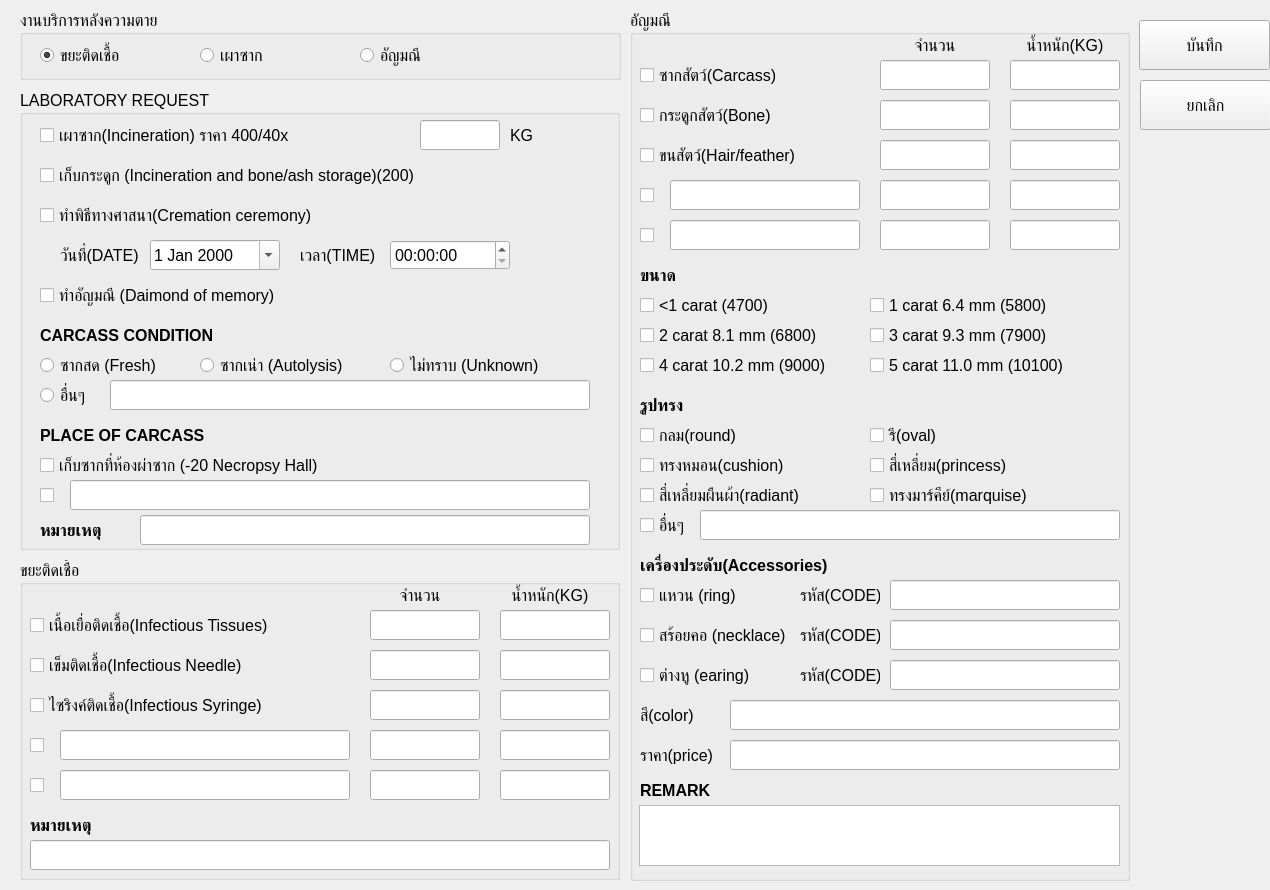
First picture: the form in UI/after_death.ui, repository MYSitthichat/CVDTT_CM, before the edit.
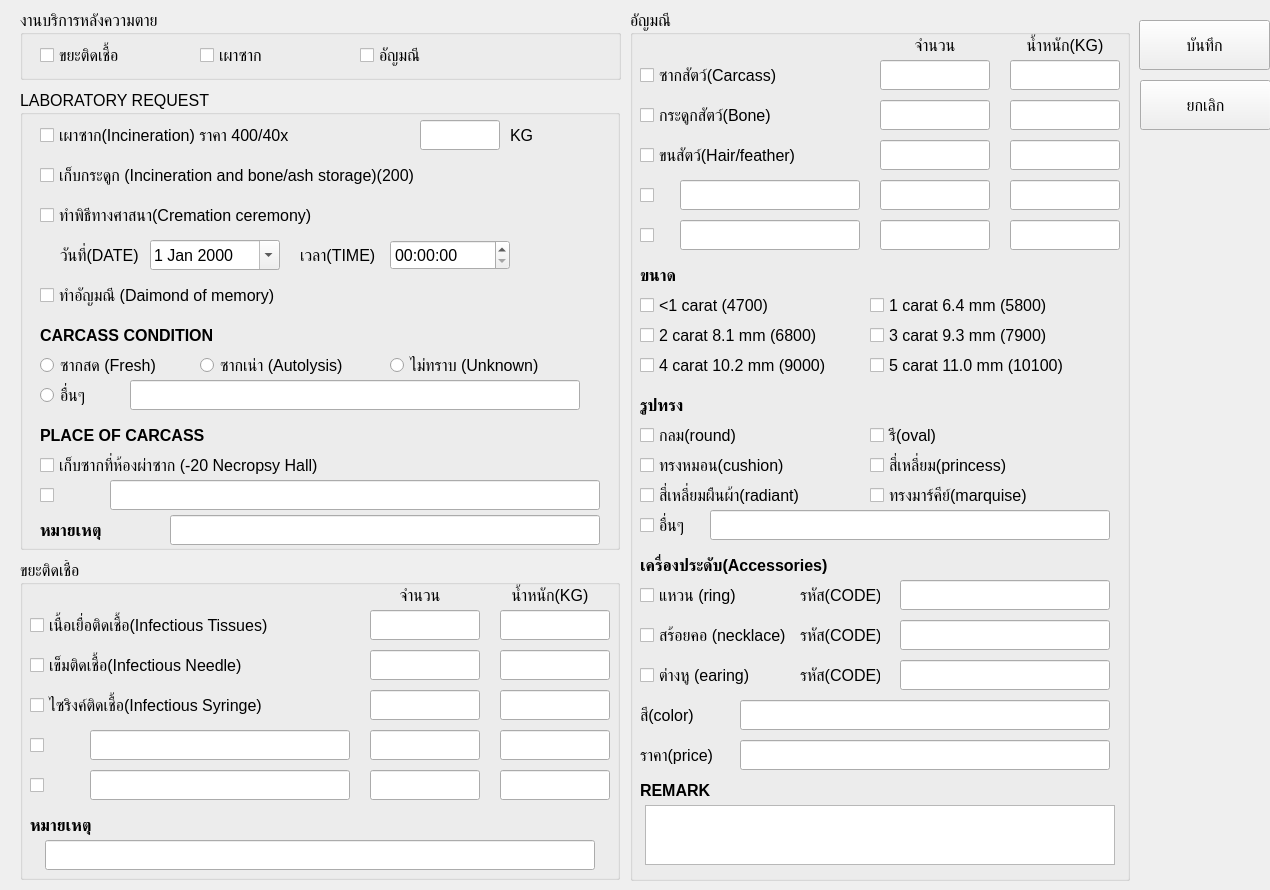
Second picture: the form after the edit.

Commit message: after_death

Diff of the .ui file:
```diff
--- a/UI/after_death.ui
+++ b/UI/after_death.ui
@@ -33,7 +33,7 @@
    <property name="title">
     <string>งานบริการหลังความตาย</string>
    </property>
-   <widget class="QRadioButton" name="rb_waste">
+   <widget class="QCheckBox" name="rb_waste">
     <property name="geometry">
      <rect>
       <x>20</x>
@@ -42,6 +42,18 @@
       <height>30</height>
      </rect>
     </property>
+    <property name="minimumSize">
+     <size>
+      <width>150</width>
+      <height>30</height>
+     </size>
+    </property>
+    <property name="maximumSize">
+     <size>
+      <width>150</width>
+      <height>30</height>
+     </size>
+    </property>
     <property name="font">
      <font>
       <pointsize>12</pointsize>
@@ -50,11 +62,8 @@
     <property name="text">
      <string>ขยะติดเชื้อ</string>
     </property>
-    <property name="checked">
-     <bool>true</bool>
-    </property>
    </widget>
-   <widget class="QRadioButton" name="rb_cremation">
+   <widget class="QCheckBox" name="rb_cremation">
     <property name="geometry">
      <rect>
       <x>180</x>
@@ -63,6 +72,18 @@
       <height>30</height>
      </rect>
     </property>
+    <property name="minimumSize">
+     <size>
+      <width>150</width>
+      <height>30</height>
+     </size>
+    </property>
+    <property name="maximumSize">
+     <size>
+      <width>150</width>
+      <height>30</height>
+     </size>
+    </property>
     <property name="font">
      <font>
       <pointsize>12</pointsize>
@@ -72,7 +93,7 @@
      <string>เผาซาก</string>
     </property>
    </widget>
-   <widget class="QRadioButton" name="rb_jewelry">
+   <widget class="QCheckBox" name="rb_jewelrya">
     <property name="geometry">
      <rect>
       <x>340</x>
@@ -81,6 +102,18 @@
       <height>30</height>
      </rect>
     </property>
+    <property name="minimumSize">
+     <size>
+      <width>150</width>
+      <height>30</height>
+     </size>
+    </property>
+    <property name="maximumSize">
+     <size>
+      <width>150</width>
+      <height>30</height>
+     </size>
+    </property>
     <property name="font">
      <font>
       <pointsize>12</pointsize>
@@ -376,9 +409,9 @@
    <widget class="QLineEdit" name="le_other_cond">
     <property name="geometry">
      <rect>
-      <x>90</x>
+      <x>110</x>
       <y>290</y>
-      <width>480</width>
+      <width>450</width>
       <height>30</height>
      </rect>
     </property>
@@ -441,21 +474,21 @@
    <widget class="QLineEdit" name="le_place_opt1">
     <property name="geometry">
      <rect>
-      <x>50</x>
+      <x>90</x>
       <y>390</y>
-      <width>520</width>
+      <width>490</width>
       <height>30</height>
      </rect>
     </property>
     <property name="minimumSize">
      <size>
-      <width>520</width>
+      <width>490</width>
       <height>30</height>
      </size>
     </property>
     <property name="maximumSize">
      <size>
-      <width>520</width>
+      <width>490</width>
       <height>30</height>
      </size>
     </property>
@@ -487,21 +520,21 @@
    <widget class="QLineEdit" name="le_remark_lab">
     <property name="geometry">
      <rect>
-      <x>120</x>
+      <x>150</x>
       <y>425</y>
-      <width>450</width>
+      <width>430</width>
       <height>30</height>
      </rect>
     </property>
     <property name="minimumSize">
      <size>
-      <width>450</width>
+      <width>430</width>
       <height>30</height>
      </size>
     </property>
     <property name="maximumSize">
      <size>
-      <width>450</width>
+      <width>430</width>
       <height>30</height>
      </size>
     </property>
@@ -676,21 +709,21 @@
    <widget class="QLineEdit" name="le_inf_other1_name">
     <property name="geometry">
      <rect>
-      <x>40</x>
+      <x>70</x>
       <y>170</y>
-      <width>290</width>
+      <width>260</width>
       <height>30</height>
      </rect>
     </property>
     <property name="minimumSize">
      <size>
-      <width>290</width>
+      <width>260</width>
       <height>30</height>
      </size>
     </property>
     <property name="maximumSize">
      <size>
-      <width>290</width>
+      <width>260</width>
       <height>30</height>
      </size>
     </property>
@@ -731,21 +764,21 @@
    <widget class="QLineEdit" name="le_inf_other2_name">
     <property name="geometry">
      <rect>
-      <x>40</x>
+      <x>70</x>
       <y>210</y>
-      <width>290</width>
+      <width>260</width>
       <height>30</height>
      </rect>
     </property>
     <property name="minimumSize">
      <size>
-      <width>290</width>
+      <width>260</width>
       <height>30</height>
      </size>
     </property>
     <property name="maximumSize">
      <size>
-      <width>290</width>
+      <width>260</width>
       <height>30</height>
      </size>
     </property>
@@ -792,21 +825,21 @@
    <widget class="QLineEdit" name="le_inf_remark">
     <property name="geometry">
      <rect>
-      <x>10</x>
+      <x>25</x>
       <y>280</y>
-      <width>580</width>
+      <width>550</width>
       <height>30</height>
      </rect>
     </property>
     <property name="minimumSize">
      <size>
-      <width>580</width>
+      <width>550</width>
       <height>30</height>
      </size>
     </property>
     <property name="maximumSize">
      <size>
-      <width>580</width>
+      <width>550</width>
       <height>30</height>
      </size>
     </property>
@@ -1006,12 +1039,24 @@
    <widget class="QLineEdit" name="le_gem_other1_name">
     <property name="geometry">
      <rect>
-      <x>40</x>
+      <x>50</x>
       <y>170</y>
-      <width>190</width>
+      <width>180</width>
       <height>30</height>
      </rect>
     </property>
+    <property name="minimumSize">
+     <size>
+      <width>180</width>
+      <height>30</height>
+     </size>
+    </property>
+    <property name="maximumSize">
+     <size>
+      <width>180</width>
+      <height>30</height>
+     </size>
+    </property>
     <property name="font">
      <font>
       <pointsize>12</pointsize>
@@ -1064,12 +1109,24 @@
    <widget class="QLineEdit" name="le_gem_other2_name">
     <property name="geometry">
      <rect>
-      <x>40</x>
+      <x>50</x>
       <y>210</y>
-      <width>190</width>
+      <width>180</width>
       <height>30</height>
      </rect>
     </property>
+    <property name="minimumSize">
+     <size>
+      <width>180</width>
+      <height>30</height>
+     </size>
+    </property>
+    <property name="maximumSize">
+     <size>
+      <width>180</width>
+      <height>30</height>
+     </size>
+    </property>
     <property name="font">
      <font>
       <pointsize>12</pointsize>
@@ -1381,12 +1438,24 @@
    <widget class="QLineEdit" name="le_shape_other">
     <property name="geometry">
      <rect>
-      <x>70</x>
+      <x>80</x>
       <y>500</y>
-      <width>420</width>
+      <width>400</width>
       <height>30</height>
      </rect>
     </property>
+    <property name="minimumSize">
+     <size>
+      <width>400</width>
+      <height>30</height>
+     </size>
+    </property>
+    <property name="maximumSize">
+     <size>
+      <width>400</width>
+      <height>30</height>
+     </size>
+    </property>
     <property name="font">
      <font>
       <pointsize>12</pointsize>
@@ -1451,12 +1520,24 @@
    <widget class="QLineEdit" name="le_acc_code1">
     <property name="geometry">
      <rect>
-      <x>260</x>
+      <x>270</x>
       <y>570</y>
-      <width>230</width>
+      <width>210</width>
       <height>30</height>
      </rect>
     </property>
+    <property name="minimumSize">
+     <size>
+      <width>210</width>
+      <height>30</height>
+     </size>
+    </property>
+    <property name="maximumSize">
+     <size>
+      <width>210</width>
+      <height>30</height>
+     </size>
+    </property>
     <property name="font">
      <font>
       <pointsize>12</pointsize>
@@ -1502,12 +1583,24 @@
    <widget class="QLineEdit" name="le_acc_code2">
     <property name="geometry">
      <rect>
-      <x>260</x>
+      <x>270</x>
       <y>610</y>
-      <width>230</width>
+      <width>210</width>
       <height>30</height>
      </rect>
     </property>
+    <property name="minimumSize">
+     <size>
+      <width>210</width>
+      <height>30</height>
+     </size>
+    </property>
+    <property name="maximumSize">
+     <size>
+      <width>210</width>
+      <height>30</height>
+     </size>
+    </property>
     <property name="font">
      <font>
       <pointsize>12</pointsize>
@@ -1553,12 +1646,24 @@
    <widget class="QLineEdit" name="le_acc_code3">
     <property name="geometry">
      <rect>
-      <x>260</x>
+      <x>270</x>
       <y>650</y>
-      <width>230</width>
+      <width>210</width>
       <height>30</height>
      </rect>
     </property>
+    <property name="minimumSize">
+     <size>
+      <width>210</width>
+      <height>30</height>
+     </size>
+    </property>
+    <property name="maximumSize">
+     <size>
+      <width>210</width>
+      <height>30</height>
+     </size>
+    </property>
     <property name="font">
      <font>
       <pointsize>12</pointsize>
@@ -1586,12 +1691,24 @@
    <widget class="QLineEdit" name="le_color">
     <property name="geometry">
      <rect>
-      <x>100</x>
+      <x>110</x>
       <y>690</y>
-      <width>390</width>
+      <width>370</width>
       <height>30</height>
      </rect>
     </property>
+    <property name="minimumSize">
+     <size>
+      <width>370</width>
+      <height>30</height>
+     </size>
+    </property>
+    <property name="maximumSize">
+     <size>
+      <width>370</width>
+      <height>30</height>
+     </size>
+    </property>
     <property name="font">
      <font>
       <pointsize>12</pointsize>
@@ -1619,12 +1736,24 @@
    <widget class="QLineEdit" name="le_price">
     <property name="geometry">
      <rect>
-      <x>100</x>
+      <x>110</x>
       <y>730</y>
-      <width>390</width>
+      <width>370</width>
       <height>30</height>
      </rect>
     </property>
+    <property name="minimumSize">
+     <size>
+      <width>370</width>
+      <height>30</height>
+     </size>
+    </property>
+    <property name="maximumSize">
+     <size>
+      <width>370</width>
+      <height>30</height>
+     </size>
+    </property>
     <property name="font">
      <font>
       <pointsize>12</pointsize>
@@ -1653,12 +1782,24 @@
    <widget class="QPlainTextEdit" name="pte_remark_gem">
     <property name="geometry">
      <rect>
-      <x>9</x>
+      <x>15</x>
       <y>795</y>
-      <width>481</width>
-      <height>61</height>
+      <width>470</width>
+      <height>60</height>
      </rect>
     </property>
+    <property name="minimumSize">
+     <size>
+      <width>470</width>
+      <height>60</height>
+     </size>
+    </property>
+    <property name="maximumSize">
+     <size>
+      <width>470</width>
+      <height>60</height>
+     </size>
+    </property>
     <property name="font">
      <font>
       <pointsize>12</pointsize>
```
The commit also changes 6 other files.
